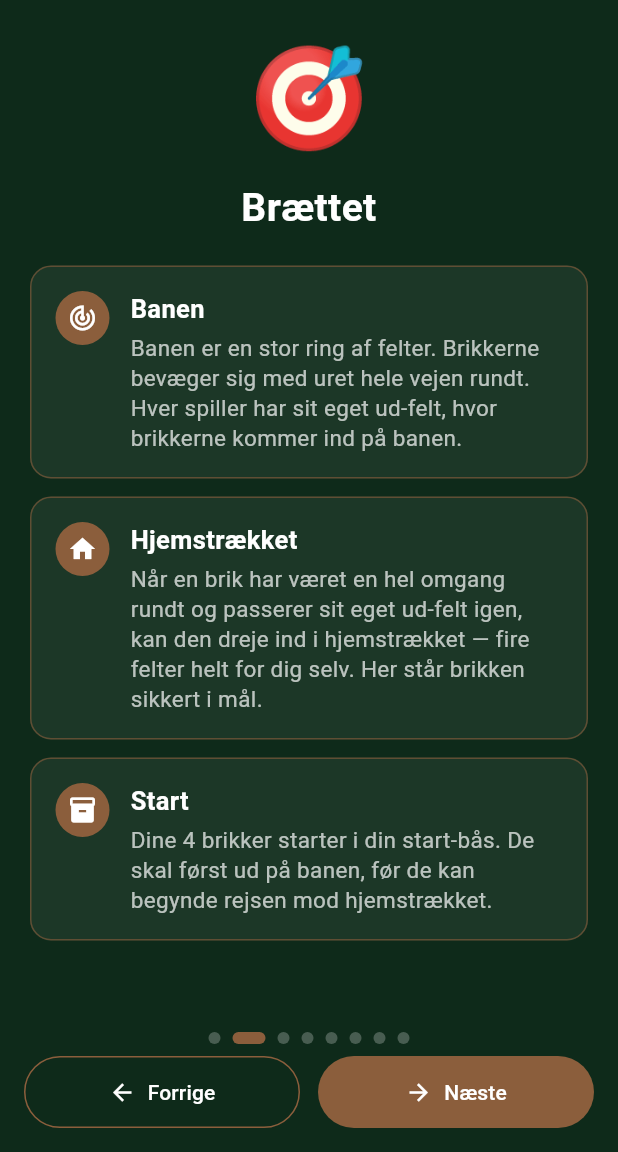
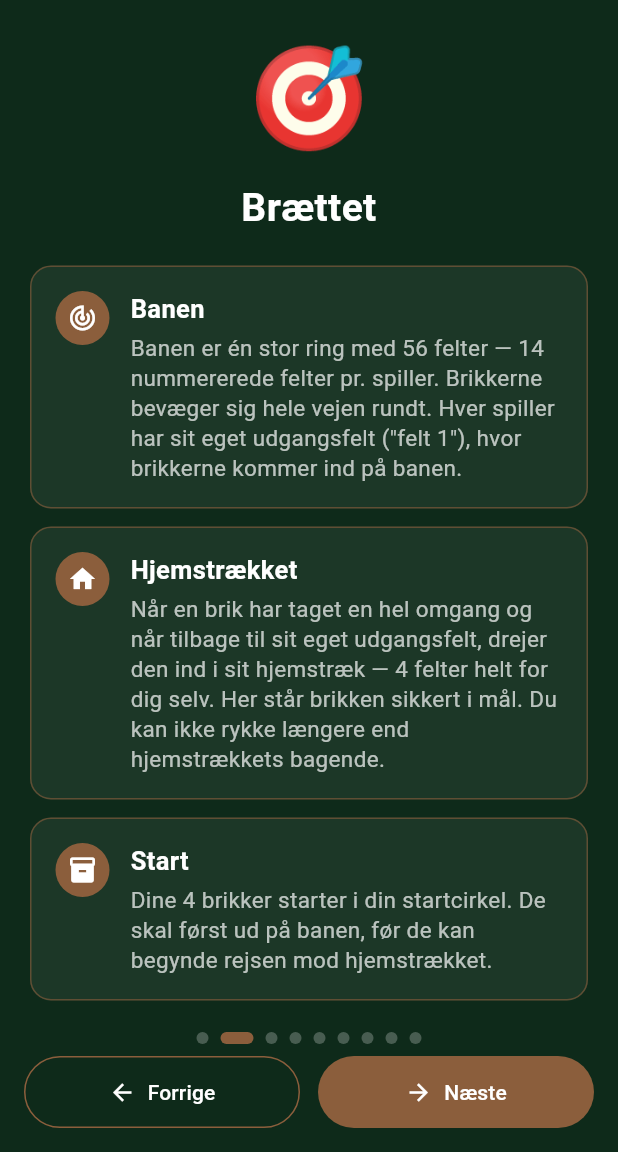
Before and after one commit to cvejleaa/Partners, a Flutter app: the TutorialScreen screen opened directly, after a tap on "Næste", on a phone screen of 412 x 824 dp, the part 84-1236 px from its top. Run offline on Flutter 3.47's test engine with Material 3 defaults, Android fonts, the phone set to English and light mode, and no system bars; our stand-ins replace cloud_firestore, firebase_auth, firebase_core, flutter_riverpod, shared_preferences; accounts and stored records are empty.

Commit message:
Ret tutorial-reglerne så de matcher spillets faktiske mekanik
- Banen beskrevet korrekt: ring med 56 felter (14 pr. spiller), hjemstræk 4
- Hold = dig + spilleren overfor; vind når alle 8 holdbrikker er i mål
- Slå hjem: præcis én modstanderbrik; man MÅ godt slå makker hjem
- Ny side om doubler: 2+ brikker spærrer ikke, men modstander-double brænder
- Startfelt-spær: udgangsfelt spærret for andre (begge retninger) mens ejer står på det
- 7'eren præciseret: alle 7 træk skal bruges, hver brik én gang, overskud på makker
- Komplet kort-oversigt med ALLE 13 ranks + UD-kort; Knægt = 11 frem (byt valgfrit)
- Fjernet forkerte påstande (aldrig slå makker / to brikker beskytter mod landing)

https://claude.ai/code/session_01KuaYLp57SdPv8zZEYmmZFF

```diff
--- a/lib/ui/screens/tutorial_screen.dart
+++ b/lib/ui/screens/tutorial_screen.dart
@@ -113,15 +113,15 @@ class _TutorialScreenState extends ConsumerState<TutorialScreen> {
             icon: Icons.flag,
             heading: 'Mål',
             body: 'Partners spilles af 4 spillere i 2 hold. Du og din makker '
-                '(spilleren overfor dig) er ét hold. I deler fælles mål: at få '
+                '(spilleren OVERFOR dig) er ét hold. I har fælles mål: at få '
                 'alle jeres brikker sikkert i mål i hjemstrækket.',
           ),
           _Section(
             icon: Icons.emoji_events,
             heading: 'Sådan vinder I',
-            body: 'Hver spiller har 4 brikker. Holdet vinder, når BÅDE du og din '
-                'makker har alle jeres brikker hjemme i hjemstrækket — i alt 8 '
-                'brikker i hus.',
+            body: 'Hver spiller har 4 brikker. Holdet vinder, når alle 8 '
+                'holdbrikker (dine 4 + makkerens 4) er kommet i mål i '
+                'hjemstrækket.',
           ),
         ],
       ),
@@ -132,22 +132,24 @@ class _TutorialScreenState extends ConsumerState<TutorialScreen> {
           _Section(
             icon: Icons.track_changes,
             heading: 'Banen',
-            body: 'Banen er en stor ring af felter. Brikkerne bevæger sig med '
-                'uret hele vejen rundt. Hver spiller har sit eget ud-felt, hvor '
-                'brikkerne kommer ind på banen.',
+            body: 'Banen er én stor ring med 56 felter — 14 nummererede felter '
+                'pr. spiller. Brikkerne bevæger sig hele vejen rundt. Hver '
+                'spiller har sit eget udgangsfelt ("felt 1"), hvor brikkerne '
+                'kommer ind på banen.',
           ),
           _Section(
             icon: Icons.home,
             heading: 'Hjemstrækket',
-            body: 'Når en brik har været en hel omgang rundt og passerer sit '
-                'eget ud-felt igen, kan den dreje ind i hjemstrækket — fire '
-                'felter helt for dig selv. Her står brikken sikkert i mål.',
+            body: 'Når en brik har taget en hel omgang og når tilbage til sit '
+                'eget udgangsfelt, drejer den ind i sit hjemstræk — 4 felter '
+                'helt for dig selv. Her står brikken sikkert i mål. Du kan ikke '
+                'rykke længere end hjemstrækkets bagende.',
           ),
           _Section(
             icon: Icons.inventory_2,
             heading: 'Start',
-            body: 'Dine 4 brikker starter i din start-bås. De skal først ud på '
-                'banen, før de kan begynde rejsen mod hjemstrækket.',
+            body: 'Dine 4 brikker starter i din startcirkel. De skal først ud '
+                'på banen, før de kan begynde rejsen mod hjemstrækket.',
           ),
         ],
       ),
@@ -159,15 +161,17 @@ class _TutorialScreenState extends ConsumerState<TutorialScreen> {
           _Section(
             icon: Icons.login,
             heading: 'Sådan kommer du ud',
-            body: 'For at få en brik ud af start skal du bruge et UD-kort '
-                '(hjerte-kortet), et Es eller en Konge. Brikken sættes på dit '
-                'eget ud-felt.',
+            body: 'For at få en brik ud af start skal du bruge et UD-kort, et '
+                'Es eller en Konge. Brikken sættes på dit eget udgangsfelt '
+                '("felt 1").',
           ),
           _Section(
-            icon: Icons.shield,
-            heading: 'Ud-feltet er sikkert',
-            body: 'Ingen andre kan lande på dit ud-felt. En brik der lige er '
-                'kommet ud, kan derfor ikke slås hjem, så længe den står der.',
+            icon: Icons.block,
+            heading: 'Udgangsfeltet spærrer',
+            body: 'Så længe du selv har en brik stående PÅ dit udgangsfelt, kan '
+                'ingen modstander hverken lande på eller passere det felt — '
+                'hverken frem eller tilbage. Du selv spærres aldrig af din egen '
+                'brik. Flytter du brikken videre, åbner feltet igen.',
           ),
         ],
       ),
@@ -177,17 +181,36 @@ class _TutorialScreenState extends ConsumerState<TutorialScreen> {
         sections: <_Section>[
           _Section(
             icon: Icons.bolt,
-            heading: 'Slå en modstander',
-            body: 'Lander du præcis på en modstanders enlige brik, ryger den '
-                'hele vejen hjem til start igen. Sådan kan du sætte modstanderne '
+            heading: 'Slå hjem',
+            body: 'Lander du på et felt med PRÆCIS ÉN modstanderbrik, sendes '
+                'den hjem til startcirklen. Sådan sætter du modstanderne '
                 'tilbage.',
           ),
           _Section(
-            icon: Icons.favorite,
-            heading: 'Pas på makkeren',
-            body: 'Du må ALDRIG slå din egen makkers brik hjem. Står der to '
-                'brikker på samme felt, er de beskyttede — så kan ingen lande '
-                'der.',
+            icon: Icons.handshake,
+            heading: 'Makkerens brik',
+            body: 'Du MÅ godt slå din egen makkers brik hjem — det er bare '
+                'sjældent klogt. Dine egne brikker kan derimod stables oven på '
+                'hinanden uden at slå hinanden.',
+          ),
+        ],
+      ),
+      const _TutorialPage(
+        emoji: '🛡️',
+        title: 'Doubler og passage',
+        sections: <_Section>[
+          _Section(
+            icon: Icons.layers,
+            heading: 'To brikker spærrer ikke',
+            body: 'Står der 2 eller flere brikker på samme felt, spærrer de '
+                'IKKE for nogen — alle må passere forbi.',
+          ),
+          _Section(
+            icon: Icons.local_fire_department,
+            heading: 'Pas på modstanderens double',
+            body: 'Men lander du på et felt, hvor en MODSTANDER har 2+ brikker '
+                '(en "double"), bliver DIN egen brik slået hjem — doublen '
+                '"brænder" dig. Tænk dig om, før du lander der!',
           ),
         ],
       ),
@@ -198,16 +221,17 @@ class _TutorialScreenState extends ConsumerState<TutorialScreen> {
           _Section(
             icon: Icons.call_split,
             heading: 'Del en 7\'er',
-            body: 'En 7\'er er fleksibel: du kan dele de 7 skridt ud på flere '
-                'af dine egne brikker — fx 4 + 3 eller 5 + 2. Smart til at få '
-                'flere brikker frem på én gang.',
+            body: 'En 7\'er fordeles over en eller flere af dine brikker i '
+                'spil — fx 4 + 3 eller 5 + 2. Du SKAL kunne bruge alle 7 træk. '
+                'Hver brik rykkes kun én gang. Får du din sidste brik i mål med '
+                'færre træk, må resten lægges på MAKKERENS brikker.',
           ),
           _Section(
             icon: Icons.swap_horiz,
             heading: 'Frem og tilbage',
             body: 'En 4\'er kan rykke 4 felter frem ELLER 4 felter tilbage. Et '
-                'Es kan rykke 1 eller 11 felter. Læs altid kortets små symboler '
-                'for at se, hvad det kan.',
+                'Es kan gå ud af start eller rykke 1 eller 11 felter. Læs altid '
+                'kortets symboler for at se, hvad det kan.',
           ),
         ],
       ),
@@ -238,9 +262,9 @@ class _TutorialScreenState extends ConsumerState<TutorialScreen> {
           _Section(
             icon: Icons.lightbulb,
             heading: 'Gode råd',
-            body: 'Hjælp din makker frem. Beskyt brikker ved at stille to '
-                'sammen. Hold øje med modstandernes brikker — og slå dem hjem, '
-                'når chancen byder sig.',
+            body: 'Hjælp din makker frem. Hold en brik på dit udgangsfelt for '
+                'at spærre modstanderne. Hold øje med deres brikker — og slå '
+                'dem hjem, når chancen byder sig.',
           ),
           _Section(
             icon: Icons.sports_esports,
@@ -378,28 +402,44 @@ class _CardsPage extends StatelessWidget {
 
   @override
   Widget build(BuildContext context) {
-    // Eksempelkort der dækker de vigtigste funktioner.
+    // Eksempelkort der dækker de vigtigste funktioner. Tallene følger de
+    // aktuelle regler via [rules]/[CardView], så de matcher admin-justeringer.
     final List<_CardExample> examples = <_CardExample>[
       _CardExample(
         const PlayingCard.exit(0),
-        'UD-kortet sender en brik ud på dit ud-felt.',
+        'UD-kortet sender kun en brik ud på dit udgangsfelt.',
       ),
       _CardExample(
         const PlayingCard(Rank.ace, Suit.spades),
-        'Esset kan gå ud af start — eller rykke 1 eller 11 felter.',
+        'Esset: ud af start — eller ryk 1 eller 11 felter frem.',
       ),
       _CardExample(
         const PlayingCard(Rank.king, Suit.hearts),
-        'Kongen kan gå ud af start og rykke langt frem.',
+        'Kongen: ud af start — eller ryk 13 felter frem.',
       ),
       _CardExample(
         const PlayingCard(Rank.seven, Suit.diamonds),
-        '7\'eren kan deles ud på flere af dine egne brikker.',
+        '7\'eren: 7 træk, der kan deles over flere brikker.',
       ),
       _CardExample(
         const PlayingCard(Rank.four, Suit.clubs),
-        '4\'eren kan rykke frem eller tilbage.',
+        '4\'eren: ryk 4 felter frem ELLER 4 felter tilbage.',
       ),
+    ];
+
+    // Komplet oversigt over alle kort i standardopsætningen.
+    const List<_CardLine> allCards = <_CardLine>[
+      _CardLine('UD-kort', 'Kun ud af start.'),
+      _CardLine('Es', 'Ud af start, eller 1 eller 11 frem.'),
+      _CardLine('2 – 3', 'Ryk det antal frem (2 eller 3).'),
+      _CardLine('4', '4 frem ELLER 4 tilbage.'),
+      _CardLine('5 – 6', 'Ryk det antal frem (5 eller 6).'),
+      _CardLine('7', 'Kan deles over flere brikker.'),
+      _CardLine('8 – 9 – 10', 'Ryk det antal frem (8, 9 eller 10).'),
+      _CardLine('Knægt (J)', '11 frem. (Byt kan admin slå til; standard er '
+          '11 frem.)'),
+      _CardLine('Dame (Q)', '12 frem.'),
+      _CardLine('Konge (K)', 'Ud af start, eller 13 frem.'),
     ];
 
     return SingleChildScrollView(
@@ -435,6 +475,20 @@ class _CardsPage extends StatelessWidget {
             _CardRow(example: ex, rules: rules),
             const SizedBox(height: 12),
           ],
+          const SizedBox(height: 8),
+          const Text(
+            'Alle kort',
+            style: TextStyle(
+              color: Colors.white,
+              fontSize: 18,
+              fontWeight: FontWeight.bold,
+            ),
+          ),
+          const SizedBox(height: 10),
+          for (final _CardLine line in allCards) ...<Widget>[
+            _CardLineRow(line: line),
+            const SizedBox(height: 8),
+          ],
           const SizedBox(height: 4),
           const Text(
             'Symboler: ⤴ ud af start  •  → frem  •  ← tilbage  •  '
@@ -443,6 +497,46 @@ class _CardsPage extends StatelessWidget {
           ),
         ],
       ),
+    );
+  }
+}
+
+/// En linje i den komplette kort-oversigt: navn + kort beskrivelse.
+class _CardLine {
+  const _CardLine(this.name, this.text);
+  final String name;
+  final String text;
+}
+
+class _CardLineRow extends StatelessWidget {
+  const _CardLineRow({required this.line});
+
+  final _CardLine line;
+
+  @override
+  Widget build(BuildContext context) {
+    return Row(
+      crossAxisAlignment: CrossAxisAlignment.start,
+      children: <Widget>[
+        SizedBox(
+          width: 96,
+          child: Text(
+            line.name,
+            style: const TextStyle(
+              color: Colors.white,
+              fontSize: 14,
+              fontWeight: FontWeight.bold,
+            ),
+          ),
+        ),
+        const SizedBox(width: 8),
+        Expanded(
+          child: Text(
+            line.text,
+            style: const TextStyle(color: Colors.white70, fontSize: 14),
+          ),
+        ),
+      ],
     );
   }
 }
```
